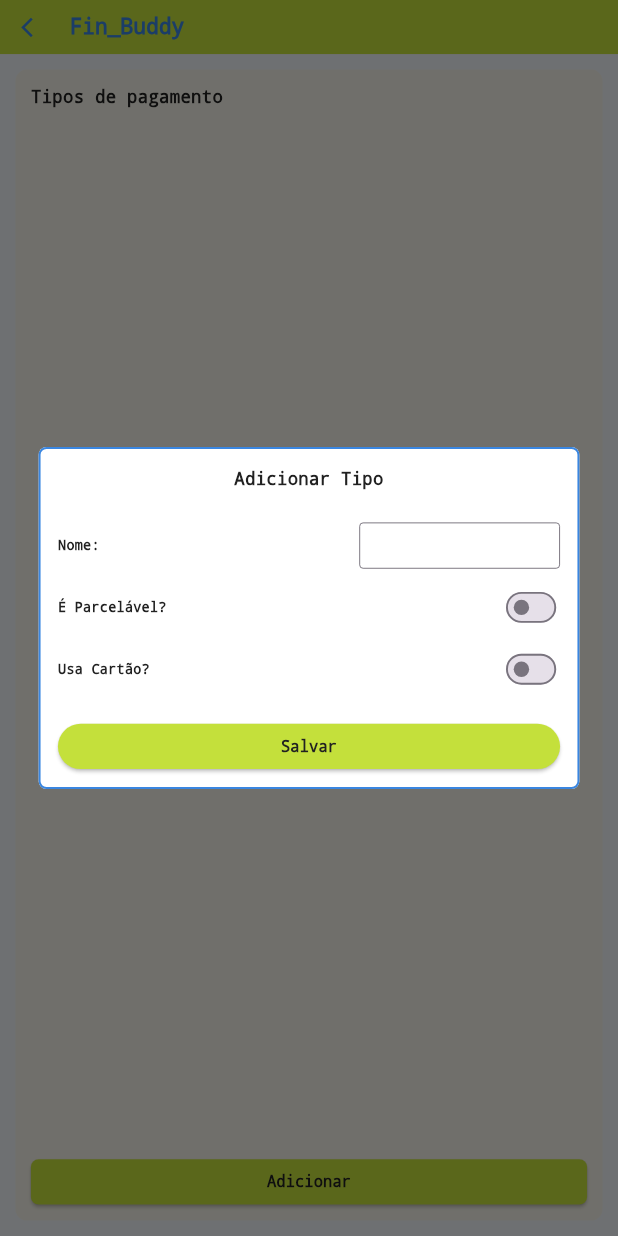
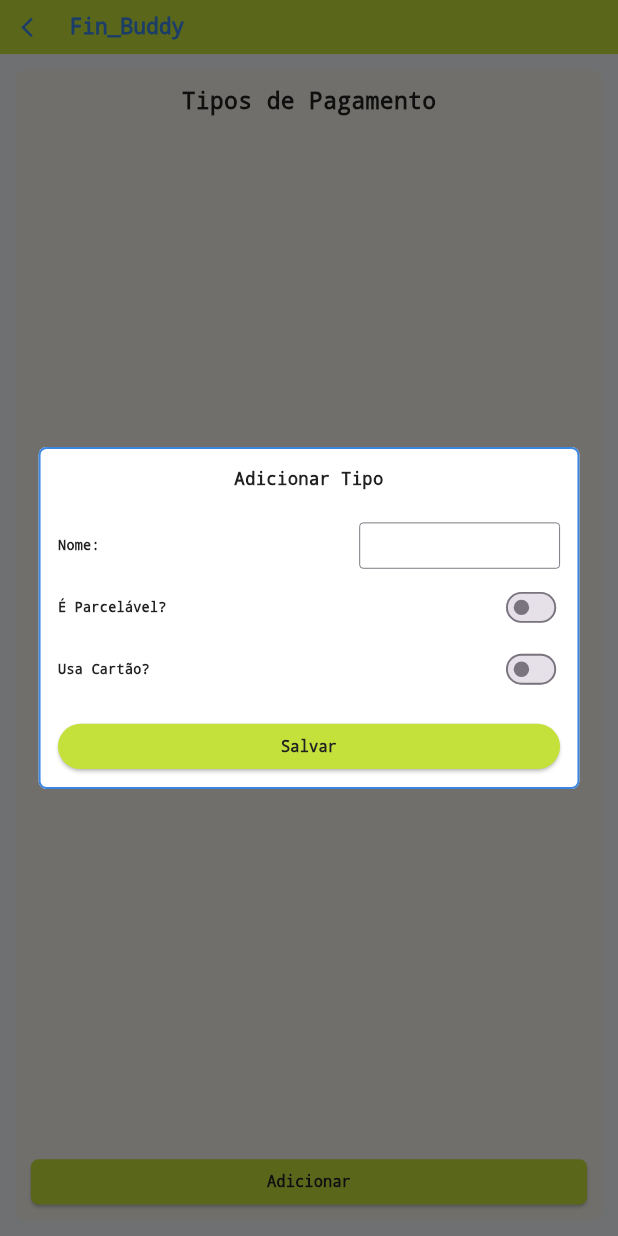
Before and after one commit to Dev-Sphere-Enterprise/GerenciadorFinanceiro_Mobile_2025_1, a Flutter app: the TiposPagamentosScreen screen opened directly, after a tap on "Adicionar", on a phone screen of 412 x 824 dp. Run offline on Flutter 3.47's test engine with Material 3 defaults, Android fonts, the phone set to English and light mode, and no system bars; our stand-ins replace bot_toast, cloud_firestore, device_preview, firebase_auth, firebase_core, fl_chart and 9 more; missing offline and left inert: rate_my_app; accounts and stored records are empty.

Commit message:
refatorado tela de tipos de pagamento

```diff
--- a/finbuddy/lib/screens/TiposPagamentos/tipos_pagamentos_screen.dart
+++ b/finbuddy/lib/screens/TiposPagamentos/tipos_pagamentos_screen.dart
@@ -11,7 +11,7 @@ class TiposPagamentosScreen extends StatelessWidget {
   @override
   Widget build(BuildContext context) {
     return ChangeNotifierProvider(
-      create: (_) => TiposPagamentoViewModel(),
+      create: (_) => TiposPagamentoViewModel()..loadTiposGerais(),
       child: Scaffold(
         backgroundColor: corFundoScaffold,
         appBar: AppBar(
@@ -35,30 +35,29 @@ class TiposPagamentosScreen extends StatelessWidget {
                     crossAxisAlignment: CrossAxisAlignment.stretch,
                     children: [
                       Text(
-                        'Tipos de pagamento',
-                        style: estiloFonteMonospace.copyWith(fontSize: 18, fontWeight: FontWeight.bold),
+                        'Tipos de Pagamento',
+                        textAlign: TextAlign.center,
+                        style: estiloFonteMonospace.copyWith(fontSize: 24, color: finBuddyDark),
                       ),
-                      const SizedBox(height: 10),
+                      const SizedBox(height: 20),
                       Expanded(
                         child: StreamBuilder<List<TipoPagamentoModel>>(
-                          stream: viewModel.tiposUsuarioStream,
+                          stream: viewModel.tiposCombinadosStream,
                           builder: (context, snapshot) {
-                            if (snapshot.connectionState == ConnectionState.waiting) {
+                            if (snapshot.connectionState == ConnectionState.waiting && !snapshot.hasData) {
                               return const Center(child: CircularProgressIndicator());
                             }
-                            // Combine as duas listas: tipos gerais primeiro, depois os do usuário.
-                            final List<TipoPagamentoModel> tiposCombinados = [
-                              ...viewModel.tiposGerais,
-                              ...snapshot.data ?? [],
-                            ];
-
-                            if (tiposCombinados.isEmpty) {
-                              return const Center(child: Text('Nenhum tipo disponível.'));
+                            if (snapshot.hasError) {
+                              return Center(child: Text('Erro ao carregar os dados.', style: estiloFonteMonospace));
+                            }
+                            if (!snapshot.hasData || snapshot.data!.isEmpty) {
+                              return Center(child: Text('Nenhum tipo disponível.', style: estiloFonteMonospace));
                             }
 
+                            final tipos = snapshot.data!;
                             return ListView.builder(
-                              itemCount: tiposCombinados.length,
-                              itemBuilder: (context, index) => _buildTipoItem(context, viewModel, tiposCombinados[index]),
+                              itemCount: tipos.length,
+                              itemBuilder: (context, index) => _buildTipoItem(context, viewModel, tipos[index]),
                             );
                           },
                         ),
@@ -98,9 +97,8 @@ class TiposPagamentosScreen extends StatelessWidget {
           ),
           SizedBox(
             width: 96,
-            child: tipo.isFixo
-                ? const SizedBox.shrink()
-                : Row(
+            child: !tipo.isFixo
+                ? Row(
               mainAxisAlignment: MainAxisAlignment.center,
               children: [
                 IconButton(
@@ -119,13 +117,14 @@ class TiposPagamentosScreen extends StatelessWidget {
                               TextButton(onPressed: () => Navigator.pop(context, false), child: const Text("Cancelar")),
                               TextButton(onPressed: () => Navigator.pop(context, true), child: const Text("Deletar", style: TextStyle(color: Colors.red))),
                             ]));
-                          if (confirm == true) {
-                            await viewModel.excluirTipo(tipo.id!);
+                    if (confirm == true && context.mounted) {
+                      await Provider.of<TiposPagamentoViewModel>(context, listen: false).excluirTipo(tipo.id!);
                     }
                   },
                 ),
               ],
-                  ),
+            )
+                : const SizedBox.shrink(),
           ),
         ],
       ),
--- a/finbuddy/lib/screens/TiposPagamentos/viewmodel/tipos_pagamento_viewmodel.dart
+++ b/finbuddy/lib/screens/TiposPagamentos/viewmodel/tipos_pagamento_viewmodel.dart
@@ -1,26 +1,41 @@
+import 'dart:async';
 import 'package:flutter/foundation.dart';
 import '../../../shared/core/models/tipo_pagamento_model.dart';
 import '../../../shared/core/repositories/tipos_pagamento_repository.dart';
 
 class TiposPagamentoViewModel extends ChangeNotifier {
-  final TipoPagamentoRepository _repository = TipoPagamentoRepository();
+  final TipoPagamentoRepository _repository;
 
-  late Stream<List<TipoPagamentoModel>> tiposUsuarioStream;
   List<TipoPagamentoModel> _tiposGerais = [];
-  List<TipoPagamentoModel> get tiposGerais => _tiposGerais;
+  List<TipoPagamentoModel> _tiposUsuario = [];
 
-  TiposPagamentoViewModel() {
-    tiposUsuarioStream = _repository.getTiposStream();
-    _loadTiposGerais();
+  final _combinedStreamController = StreamController<List<TipoPagamentoModel>>.broadcast();
+  StreamSubscription? _tiposUsuarioSubscription;
+
+  Stream<List<TipoPagamentoModel>> get tiposCombinadosStream => _combinedStreamController.stream;
+
+  TiposPagamentoViewModel({TipoPagamentoRepository? repository})
+      : _repository = repository ?? TipoPagamentoRepository() {
+    _tiposUsuarioSubscription = _repository.getTiposStream().listen((tiposUsuario) {
+      _tiposUsuario = tiposUsuario;
+      _combineAndEmit();
+    });
   }
 
-  Future<void> _loadTiposGerais() async {
+  Future<void> loadTiposGerais() async {
+    if (_tiposGerais.isNotEmpty) return;
     try {
       _tiposGerais = await _repository.getTiposGerais();
-      notifyListeners();
+      _combineAndEmit();
     } catch (e) {
       debugPrint("Erro ao carregar tipos gerais: $e");
+      _combinedStreamController.addError(e);
     }
+  }
+
+  void _combineAndEmit() {
+    final List<TipoPagamentoModel> tiposCombinados = [..._tiposGerais, ..._tiposUsuario];
+    _combinedStreamController.add(tiposCombinados);
   }
 
   Future<void> excluirTipo(String tipoId) async {
@@ -30,11 +45,17 @@ class TiposPagamentoViewModel extends ChangeNotifier {
   Future<bool> salvarTipo(TipoPagamentoModel tipo) async {
     try {
       await _repository.addOrEditTipo(tipo);
-      notifyListeners();
       return true;
     } catch (e) {
       debugPrint("Erro ao salvar tipo de pagamento: $e");
       return false;
     }
   }
+
+  @override
+  void dispose() {
+    _tiposUsuarioSubscription?.cancel();
+    _combinedStreamController.close();
+    super.dispose();
+  }
 }
```
Lines whose indentation alone changed are shown as unchanged.
